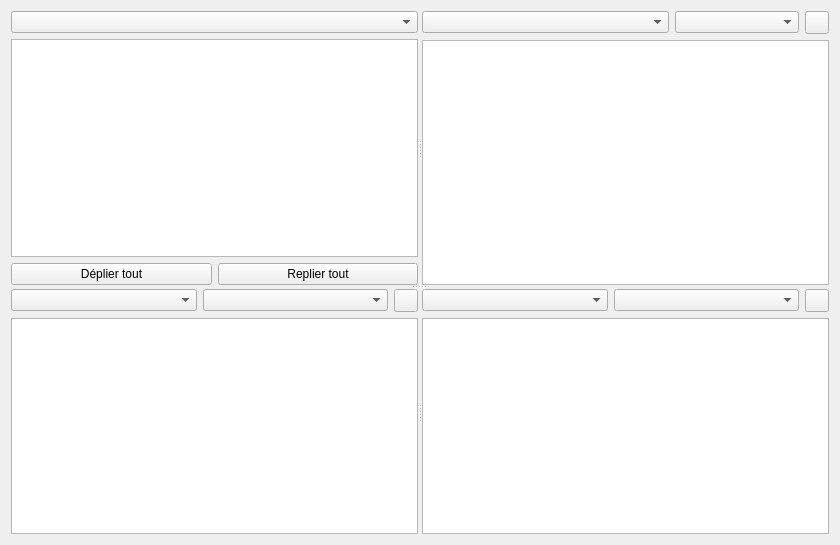
Before: the Qt Designer form formauditexplore.ui in GiPiLab/ProtonClassicSuite, drawn with Qt 5.
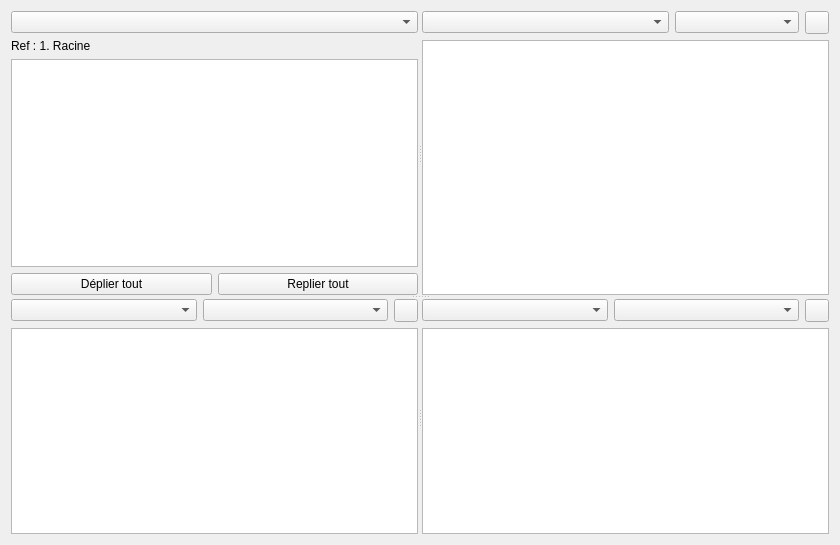
After: the same form once the commit is applied. Icons and pictures are not drawn. Custom widgets are drawn as their Qt base class.

Commit message: Fix a regression with settings, update messagebox, add reference node label

What changed in the file:
```diff
--- a/formauditexplore.ui
+++ b/formauditexplore.ui
@@ -29,7 +29,14 @@
       </property>
       <widget class="QWidget" name="layoutWidget">
        <layout class="QGridLayout" name="gridLayout">
-        <item row="1" column="0" colspan="2">
+        <item row="4" column="0">
+         <widget class="QPushButton" name="pushButtonExpandAll">
+          <property name="text">
+           <string>Déplier tout</string>
+          </property>
+         </widget>
+        </item>
+        <item row="3" column="0" colspan="2">
          <widget class="QTreeView" name="treeView">
           <property name="toolTip">
            <string>&lt;html&gt;&lt;head/&gt;&lt;body&gt;&lt;p&gt;Clic gauche pour sélectionner le noeud à étudier, double clic pour sélectionner le noeud de référence pour les comparaisons de certains tableaux et graphiques.&lt;/p&gt;&lt;/body&gt;&lt;/html&gt;</string>
@@ -51,17 +58,20 @@
         <item row="0" column="0" colspan="2">
          <widget class="QComboBox" name="comboListAudits"/>
         </item>
-        <item row="2" column="1">
+        <item row="4" column="1">
          <widget class="QPushButton" name="pushButtonCollapseAll">
           <property name="text">
            <string>Replier tout</string>
           </property>
          </widget>
         </item>
-        <item row="2" column="0">
-         <widget class="QPushButton" name="pushButtonExpandAll">
+        <item row="2" column="0" colspan="2">
+         <widget class="QLabel" name="labelReferenceNode">
+          <property name="toolTip">
+           <string>&lt;html&gt;&lt;head/&gt;&lt;body&gt;&lt;p&gt;Noeud de référence pour les calculs&lt;/p&gt;&lt;/body&gt;&lt;/html&gt;</string>
+          </property>
           <property name="text">
-           <string>Déplier tout</string>
+           <string>Ref : 1. Racine</string>
           </property>
          </widget>
         </item>
```
Left out of the diff: 2 changed lines with no effect on the pictures. The commit also changes 13 other files.
